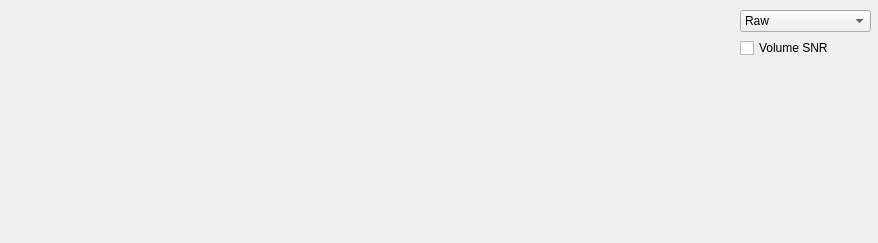
OpenNFT/OpenNFT, file opennft/ui/rtQAUI.ui: the form before one commit.
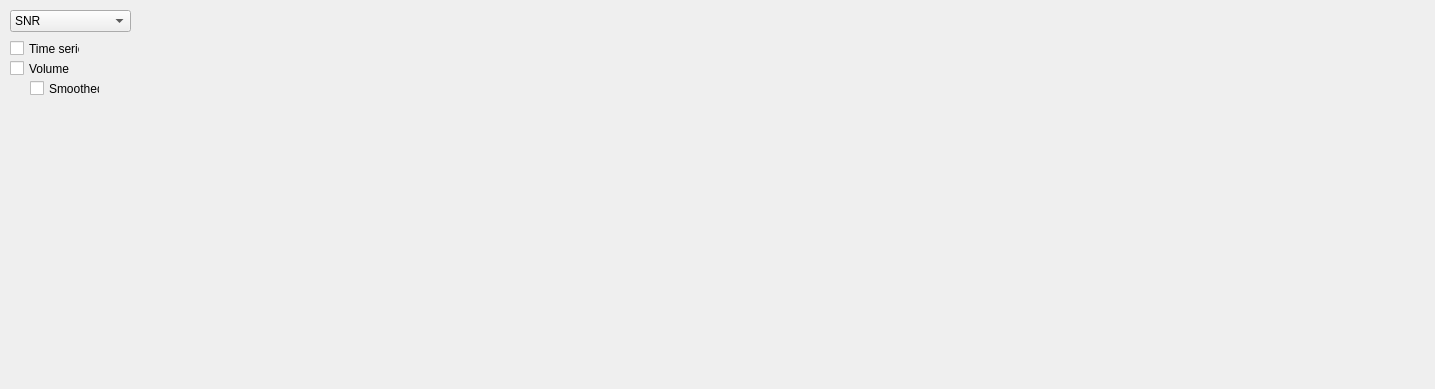
The form after the commit.

The edit to the form file:
```diff
--- a/opennft/ui/rtQAUI.ui
+++ b/opennft/ui/rtQAUI.ui
@@ -6,39 +6,178 @@
    <rect>
     <x>0</x>
     <y>0</y>
-    <width>878</width>
-    <height>243</height>
+    <width>1435</width>
+    <height>389</height>
    </rect>
   </property>
+  <property name="sizePolicy">
+   <sizepolicy hsizetype="Preferred" vsizetype="Preferred">
+    <horstretch>0</horstretch>
+    <verstretch>0</verstretch>
+   </sizepolicy>
+  </property>
   <property name="windowTitle">
    <string>RTQA</string>
   </property>
-  <widget class="QWidget" name="layoutWidget">
+  <widget class="QCheckBox" name="volumeCheckBox">
    <property name="geometry">
     <rect>
      <x>10</x>
-     <y>10</y>
-     <width>721</width>
+     <y>60</y>
+     <width>70</width>
+     <height>17</height>
+    </rect>
+   </property>
+   <property name="text">
+    <string>Volume</string>
+   </property>
+  </widget>
+  <widget class="QWidget" name="layoutWidget_2">
+   <property name="geometry">
+    <rect>
+     <x>730</x>
+     <y>400</y>
+     <width>641</width>
      <height>221</height>
     </rect>
    </property>
-   <layout class="QVBoxLayout" name="layoutPlot1"/>
+   <layout class="QVBoxLayout" name="tdPlot"/>
+  </widget>
+  <widget class="QWidget" name="layoutWidget_3">
+   <property name="geometry">
+    <rect>
+     <x>730</x>
+     <y>660</y>
+     <width>641</width>
+     <height>221</height>
+    </rect>
+   </property>
+   <layout class="QVBoxLayout" name="rdPlot"/>
+  </widget>
+  <widget class="QWidget" name="layoutWidget_5">
+   <property name="geometry">
+    <rect>
+     <x>80</x>
+     <y>660</y>
+     <width>641</width>
+     <height>221</height>
+    </rect>
+   </property>
+   <layout class="QVBoxLayout" name="fdPlot"/>
+  </widget>
+  <widget class="QWidget" name="layoutWidget_4">
+   <property name="geometry">
+    <rect>
+     <x>80</x>
+     <y>400</y>
+     <width>641</width>
+     <height>219</height>
+    </rect>
+   </property>
+   <layout class="QVBoxLayout" name="mcPlot"/>
+  </widget>
+  <widget class="QLabel" name="mcLabel">
+   <property name="geometry">
+    <rect>
+     <x>80</x>
+     <y>370</y>
+     <width>641</width>
+     <height>21</height>
+    </rect>
+   </property>
+   <property name="font">
+    <font>
+     <pointsize>12</pointsize>
+    </font>
+   </property>
+   <property name="text">
+    <string/>
+   </property>
+   <property name="alignment">
+    <set>Qt::AlignCenter</set>
+   </property>
+  </widget>
+  <widget class="QLabel" name="tdLabel">
+   <property name="geometry">
+    <rect>
+     <x>730</x>
+     <y>370</y>
+     <width>641</width>
+     <height>21</height>
+    </rect>
+   </property>
+   <property name="font">
+    <font>
+     <pointsize>12</pointsize>
+    </font>
+   </property>
+   <property name="text">
+    <string/>
+   </property>
+   <property name="alignment">
+    <set>Qt::AlignCenter</set>
+   </property>
+  </widget>
+  <widget class="QLabel" name="fdLabel">
+   <property name="geometry">
+    <rect>
+     <x>80</x>
+     <y>630</y>
+     <width>641</width>
+     <height>21</height>
+    </rect>
+   </property>
+   <property name="font">
+    <font>
+     <pointsize>12</pointsize>
+    </font>
+   </property>
+   <property name="text">
+    <string/>
+   </property>
+   <property name="alignment">
+    <set>Qt::AlignCenter</set>
+   </property>
+  </widget>
+  <widget class="QLabel" name="rdLabel">
+   <property name="geometry">
+    <rect>
+     <x>730</x>
+     <y>630</y>
+     <width>641</width>
+     <height>21</height>
+    </rect>
+   </property>
+   <property name="font">
+    <font>
+     <pointsize>12</pointsize>
+    </font>
+   </property>
+   <property name="text">
+    <string/>
+   </property>
+   <property name="alignment">
+    <set>Qt::AlignCenter</set>
+   </property>
   </widget>
   <widget class="QComboBox" name="comboBox">
    <property name="geometry">
     <rect>
-     <x>740</x>
+     <x>10</x>
      <y>10</y>
-     <width>131</width>
+     <width>121</width>
      <height>22</height>
     </rect>
    </property>
-   <property name="currentText">
-    <string>Raw</string>
+   <property name="editable">
+    <bool>false</bool>
    </property>
+   <property name="currentIndex">
+    <number>0</number>
+   </property>
    <item>
     <property name="text">
-     <string>Raw</string>
+     <string>SNR</string>
     </property>
    </item>
    <item>
@@ -50,14 +189,42 @@
   <widget class="QCheckBox" name="snrVolCheckBox">
    <property name="geometry">
     <rect>
-     <x>740</x>
+     <x>10</x>
      <y>40</y>
-     <width>121</width>
-     <height>16</height>
+     <width>70</width>
+     <height>17</height>
     </rect>
    </property>
    <property name="text">
-    <string>Volume SNR</string>
+    <string>Time series</string>
+   </property>
+  </widget>
+  <widget class="QWidget" name="layoutWidget">
+   <property name="geometry">
+    <rect>
+     <x>140</x>
+     <y>10</y>
+     <width>1281</width>
+     <height>371</height>
+    </rect>
+   </property>
+   <layout class="QVBoxLayout" name="snrPlot">
+    <property name="sizeConstraint">
+     <enum>QLayout::SetNoConstraint</enum>
+    </property>
+   </layout>
+  </widget>
+  <widget class="QCheckBox" name="smoothedCheckBox">
+   <property name="geometry">
+    <rect>
+     <x>30</x>
+     <y>80</y>
+     <width>70</width>
+     <height>17</height>
+    </rect>
+   </property>
+   <property name="text">
+    <string>Smoothed</string>
    </property>
   </widget>
  </widget>
```
Left out of the diff: 24 changed lines with no effect on the pictures.
